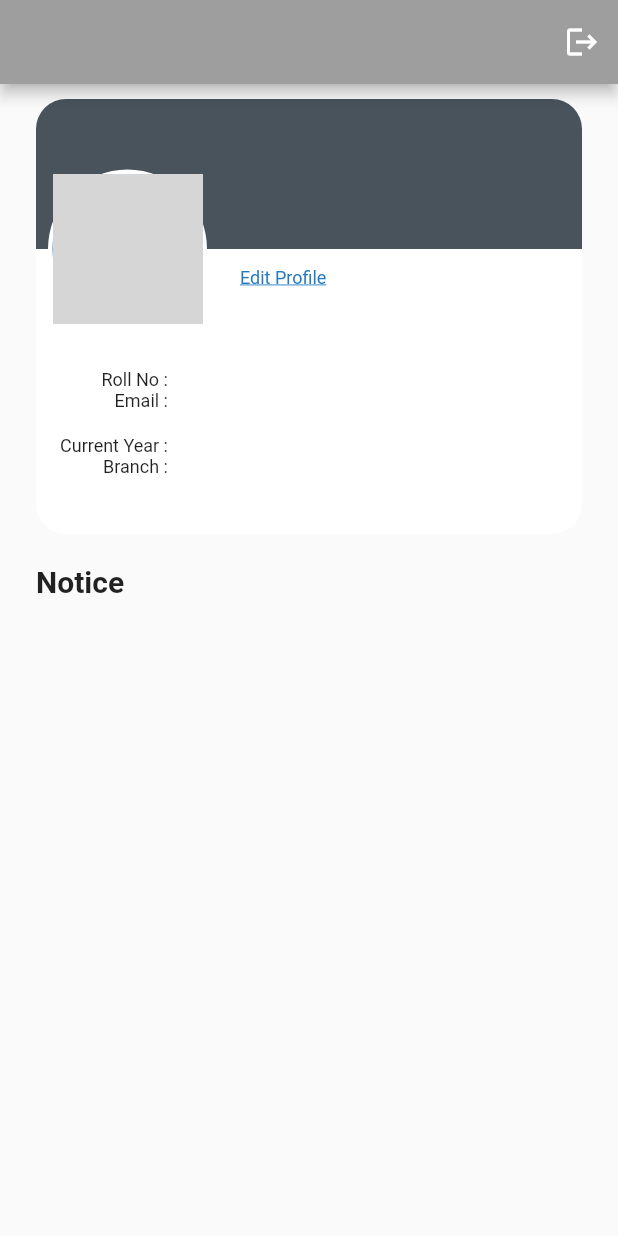
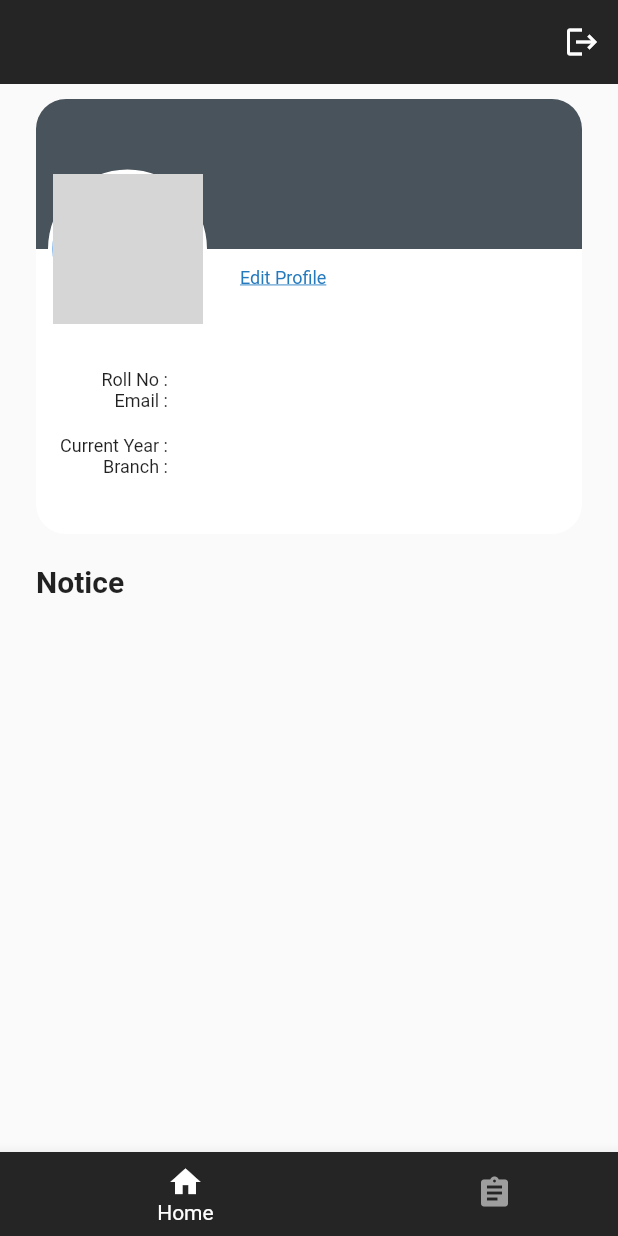
Before and after one commit to MogaPreet/CollegeManagement, a Flutter app: the StudentHomePage screen opened directly, on a phone screen of 412 x 824 dp. Run offline on Flutter 3.47's test engine with Material 2 defaults, Android fonts, the phone set to English and light mode, and no system bars; our stand-ins replace bottom_navy_bar, cloud_firestore, file_picker, firebase_auth, firebase_core, firebase_messaging and 7 more; accounts and stored records are empty; network calls fail; project files that could hold a hidden picture were left out; grey boxes are pictures that could not be loaded.

Commit message:
added assignment card to the student side

```diff
--- a/lib/screens/Student/studentHome.dart
+++ b/lib/screens/Student/studentHome.dart
@@ -1,6 +1,7 @@
 import 'package:cloud_firestore/cloud_firestore.dart';
 import 'package:cms/models/user.dart';
 import 'package:cms/screens/Student/widgets/StudentCard.dart';
+import 'package:cms/screens/Student/widgets/assignemntCard.dart';
 import 'package:cms/screens/Student/widgets/student_notice.dart';
 import 'package:cms/screens/login.dart';
 import 'package:firebase_auth/firebase_auth.dart';
@@ -65,23 +66,71 @@ class _StudentHomePageState extends State<StudentHomePage> {
   //     print(e);
   //   }
   // }
+  int selectedIndex = 0;
+  void onItemTapped(int index) {
+    setState(() {
+      selectedIndex = index;
+    });
+  }
 
   @override
   Widget build(BuildContext context) {
+    List<Widget> _pages = <Widget>[
+      Home(student: student),
+      StudentAssignmentCard(),
+    ];
     return Scaffold(
+      bottomNavigationBar: BottomNavigationBar(
+        type: BottomNavigationBarType.shifting,
+        selectedIconTheme: const IconThemeData(color: Colors.white),
+        currentIndex: selectedIndex,
+        unselectedItemColor: Colors.grey,
+        selectedItemColor: Colors.white,
+        onTap: onItemTapped,
+        items: const <BottomNavigationBarItem>[
+          BottomNavigationBarItem(
+            backgroundColor: Color.fromARGB(255, 37, 37, 37),
+            icon: Icon(Icons.home),
+            label: 'Home',
+          ),
+          BottomNavigationBarItem(
+            backgroundColor: Color.fromARGB(255, 37, 37, 37),
+            icon: Icon(Icons.assignment),
+            label: 'Assignment',
+          ),
+        ],
+      ),
       appBar: AppBar(
-        centerTitle: true,
-        backgroundColor: Colors.grey,
+        elevation: 0,
+        backgroundColor: const Color.fromARGB(255, 37, 37, 37),
         actions: [
           IconButton(
             onPressed: () {
               logout(context);
             },
-            icon: const Icon(Icons.logout),
+            icon: const Icon(
+              Icons.logout,
+              color: Colors.white,
+            ),
           )
         ],
       ),
-      body: SingleChildScrollView(
+      body: _pages.elementAt(selectedIndex),
+    );
+  }
+}
+
+class Home extends StatelessWidget {
+  const Home({
+    Key? key,
+    required this.student,
+  }) : super(key: key);
+
+  final StudentModel student;
+
+  @override
+  Widget build(BuildContext context) {
+    return SingleChildScrollView(
       physics: const BouncingScrollPhysics(),
       child: Padding(
         padding: const EdgeInsets.symmetric(horizontal: 24, vertical: 10),
@@ -105,7 +154,6 @@ class _StudentHomePageState extends State<StudentHomePage> {
           ],
         ),
       ),
-      ),
     );
   }
 }
--- a/lib/screens/Student/widgets/StudentCard.dart
+++ b/lib/screens/Student/widgets/StudentCard.dart
@@ -165,7 +165,7 @@ class AvatarClipper extends CustomClipper<Path> {
     return Path()
       ..lineTo(0, size.height)
       ..lineTo(8, size.height)
-      ..arcToPoint(Offset(114, size.height), radius: Radius.circular(1))
+      ..arcToPoint(Offset(114, size.height), radius: const Radius.circular(1))
       ..lineTo(size.width, size.height)
       ..lineTo(size.width, 0)
       ..close();
```
Also changed, not shown: lib/screens/Student/widgets/assignemntCard.dart (added, +75 -0 lines). Lines whose indentation alone changed are shown as unchanged.
